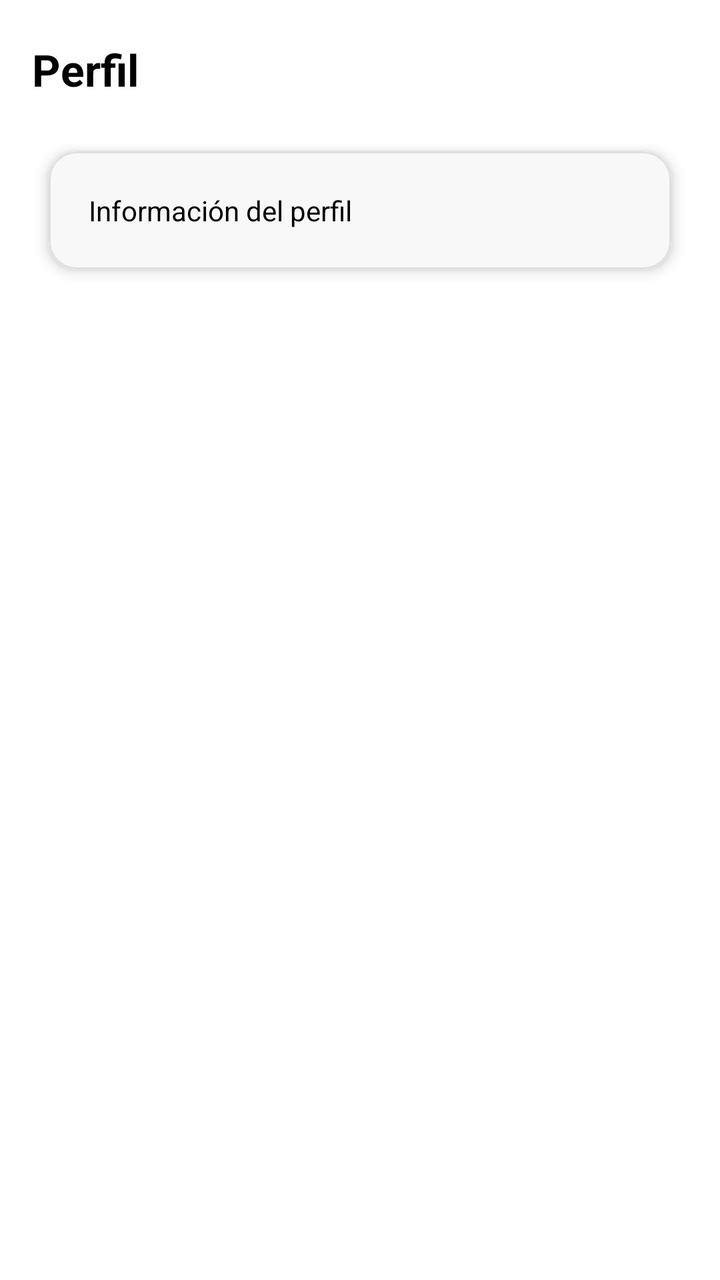
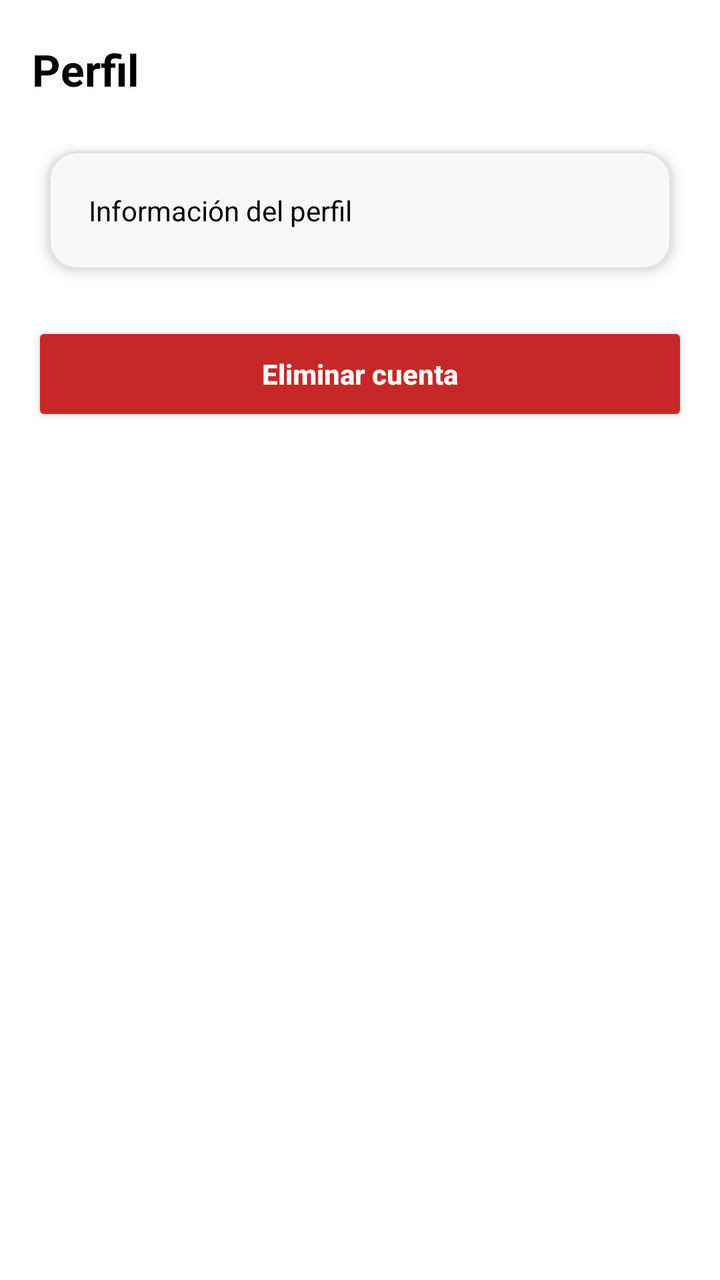

An Android layout rendered at two revisions. The XML below is the earlier revision; the diff shows what the commit changed to produce the second picture.
<!-- AndroidManifest.xml: application theme Theme.TFG -->
<!-- res/layout/fragment_perfil.xml -->
<?xml version="1.0" encoding="utf-8"?>
<ScrollView xmlns:android="http://schemas.android.com/apk/res/android"
    xmlns:app="http://schemas.android.com/apk/res-auto"
    android:layout_width="match_parent"
    android:layout_height="match_parent"
    android:fillViewport="false"
    android:background="@color/fondo">

    <LinearLayout
        android:layout_width="match_parent"
        android:layout_height="wrap_content"
        android:orientation="vertical"
        android:paddingTop="20dp"
        android:paddingStart="16dp"
        android:paddingEnd="16dp"
        android:paddingBottom="72dp">

        <TextView
            android:id="@+id/tv_perfil_titulo"
            android:layout_width="wrap_content"
            android:layout_height="wrap_content"
            android:text="Perfil"
            android:textSize="22sp"
            android:textStyle="bold"
            android:textColor="@color/texto_principal"
            android:layout_marginBottom="16dp" />

        <com.google.android.material.card.MaterialCardView
            android:layout_width="match_parent"
            android:layout_height="wrap_content"
            app:cardCornerRadius="14dp"
            app:cardElevation="4dp"
            app:cardBackgroundColor="@color/white"
            app:strokeColor="@color/divisor"
            app:strokeWidth="1dp">

            <LinearLayout
                android:layout_width="match_parent"
                android:layout_height="wrap_content"
                android:orientation="vertical"
                android:padding="20dp"
                android:background="#F8F8F8">

                <TextView
                    android:id="@+id/tv_perfil_info"
                    android:layout_width="match_parent"
                    android:layout_height="wrap_content"
                    android:text="Información del perfil"
                    android:textSize="14sp"
                    android:textColor="@color/texto_principal"
                    android:lineSpacingExtra="4dp" />

            </LinearLayout>
        </com.google.android.material.card.MaterialCardView>

    </LinearLayout>

</ScrollView>
<!-- resources referenced by this layout -->
<resources>
  <color name="divisor">#E0E0E0</color>
  <color name="fondo">#FFFFFF</color>
  <color name="texto_principal">#000000</color>
  <color name="white">#FFFFFF</color>
  <style name="Theme.TFG" parent="Tema.TFG.Moderno" />
  <color name="primario">#000000</color>
  <color name="on_acento">#FFFFFF</color>
  <color name="superficie">#FFFFFF</color>
  <style name="Widget.TFG.Tarjeta" parent="Widget.MaterialComponents.CardView">
          <item name="cardCornerRadius">12dp</item>
          <item name="cardUseCompatPadding">true</item>
          <item name="cardElevation">4dp</item>
          <item name="cardBackgroundColor">@color/white</item>
          <item name="strokeColor">@color/divisor</item>
          <item name="strokeWidth">1dp</item>
      </style>
  <color name="texto_secundario">#2D2D2D</color>
  <style name="Widget.TFG.EditText" parent="@style/Widget.MaterialComponents.TextInputEditText.OutlinedBox">
          <item name="android:textColor">@color/texto_principal</item>
          <item name="android:textColorHint">@color/gris</item>
          <item name="android:background">@drawable/bg_input_campo</item>
          <item name="android:padding">12dp</item>
      </style>
  <style name="TextAppearance.TFG.Cuerpo" parent="TextAppearance.MaterialComponents.Body1">
          <item name="android:textColor">@color/texto_secundario</item>
          <item name="android:textSize">14sp</item>
      </style>
  <style name="TextAppearance.TFG.Titulo" parent="TextAppearance.MaterialComponents.Headline6">
          <item name="android:textColor">@color/texto_principal</item>
          <item name="android:textStyle">bold</item>
          <item name="android:textSize">20sp</item>
      </style>
  <style name="Widget.TFG.BottomNav" parent="Widget.MaterialComponents.BottomNavigationView">
          <item name="android:minHeight">0dp</item>
          <item name="android:paddingTop">4dp</item>
          <item name="android:paddingBottom">4dp</item>
          <item name="itemPaddingTop">4dp</item>
          <item name="itemPaddingBottom">4dp</item>
          <item name="itemTextAppearanceActive">@style/TextAppearance.TFG.NavLabel</item>
          <item name="itemTextAppearanceInactive">@style/TextAppearance.TFG.NavLabel</item>
      </style>
  <color name="gris">#888888</color>
  <!-- drawable bg_input_campo (drawable) -->
  <?xml version="1.0" encoding="utf-8"?>
  <selector xmlns:android="http://schemas.android.com/apk/res/android">
      
      <item android:state_focused="true">
          <shape android:shape="rectangle">
              <solid android:color="#F5F5F5" />
              <corners android:radius="10dp" />
              <stroke android:width="2dp" android:color="#000000" />
              <padding android:left="12dp" android:top="12dp" android:right="12dp" android:bottom="12dp" />
          </shape>
      </item>
      
      <item>
          <shape android:shape="rectangle">
              <solid android:color="#F5F5F5" />
              <corners android:radius="10dp" />
              <stroke android:width="1dp" android:color="#CCCCCC" />
              <padding android:left="12dp" android:top="12dp" android:right="12dp" android:bottom="12dp" />
          </shape>
      </item>
  </selector>
  <style name="TextAppearance.TFG.NavLabel" parent="TextAppearance.MaterialComponents.Caption">
          <item name="android:textSize">10sp</item>
      </style>
  <!-- unchanged entries left out for length: 1 -->
</resources>

<!-- the commit's change to res/layout/fragment_perfil.xml (unified diff, before → after) -->
@@ -53,6 +53,17 @@
             </LinearLayout>
         </com.google.android.material.card.MaterialCardView>
 
+        <Button
+            android:id="@+id/btnEliminarCuenta"
+            android:layout_width="match_parent"
+            android:layout_height="52dp"
+            android:layout_marginTop="16dp"
+            android:text="@string/eliminar_cuenta"
+            android:textStyle="bold"
+            android:textColor="@color/white"
+            android:backgroundTint="@color/error"
+            android:textAllCaps="false" />
+
     </LinearLayout>
 
 </ScrollView>
<!-- resource entries referenced after the edit -->
@@ -1,9 +1,11 @@
 <!-- resources referenced by this layout -->
 <resources>
   <color name="divisor">#E0E0E0</color>
+  <color name="error">#C62828</color>
   <color name="fondo">#FFFFFF</color>
   <color name="texto_principal">#000000</color>
   <color name="white">#FFFFFF</color>
+  <string name="eliminar_cuenta">Eliminar cuenta</string>
   <style name="Theme.TFG" parent="Tema.TFG.Moderno" />
   <color name="primario">#000000</color>
   <color name="on_acento">#FFFFFF</color>
